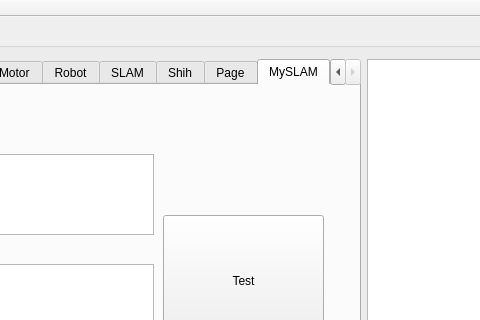
Before: the Qt Designer form eic_test.ui in bill-lee/EIC_Final, drawn with Qt 5; both pictures show x 204 to 684 and y 0 to 320 of the 1136 by 780 pixel window.
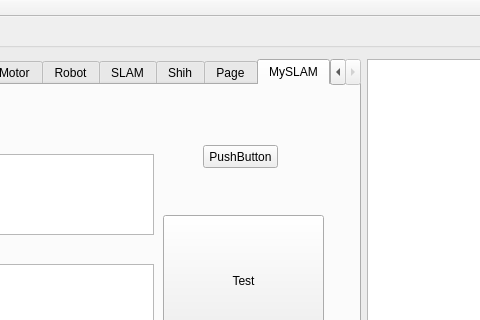
After: the same form once the commit is applied. The open tabs and pages were chosen to show the change.

Diff of the .ui file:
```diff
--- a/eic_test.ui
+++ b/eic_test.ui
@@ -2344,6 +2344,19 @@
             <string>Test Path</string>
            </property>
           </widget>
+          <widget class="QPushButton" name="pushButton_25">
+           <property name="geometry">
+            <rect>
+             <x>380</x>
+             <y>60</y>
+             <width>75</width>
+             <height>23</height>
+            </rect>
+           </property>
+           <property name="text">
+            <string>PushButton</string>
+           </property>
+          </widget>
          </widget>
         </widget>
        </item>
```
Left out of the diff: 4 changed lines with no effect on the pictures.
